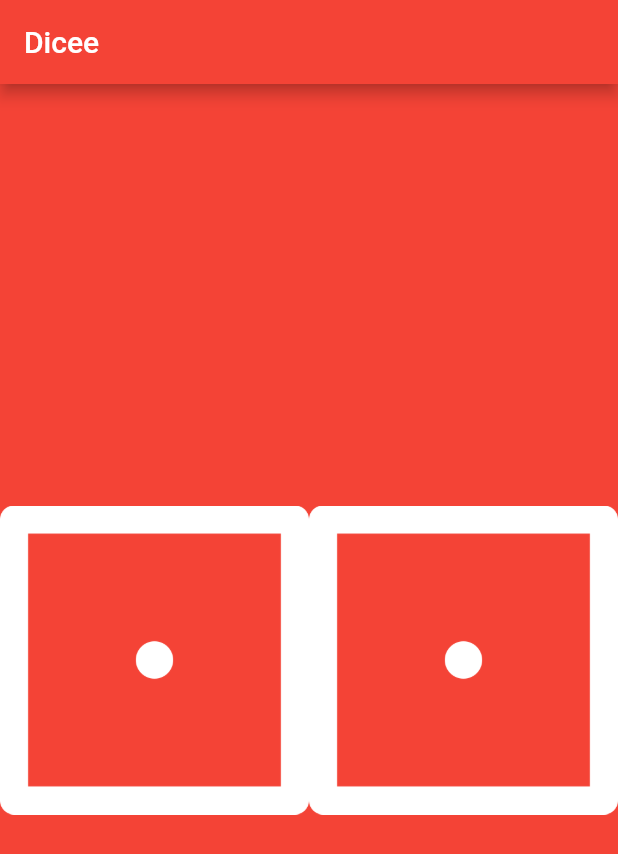
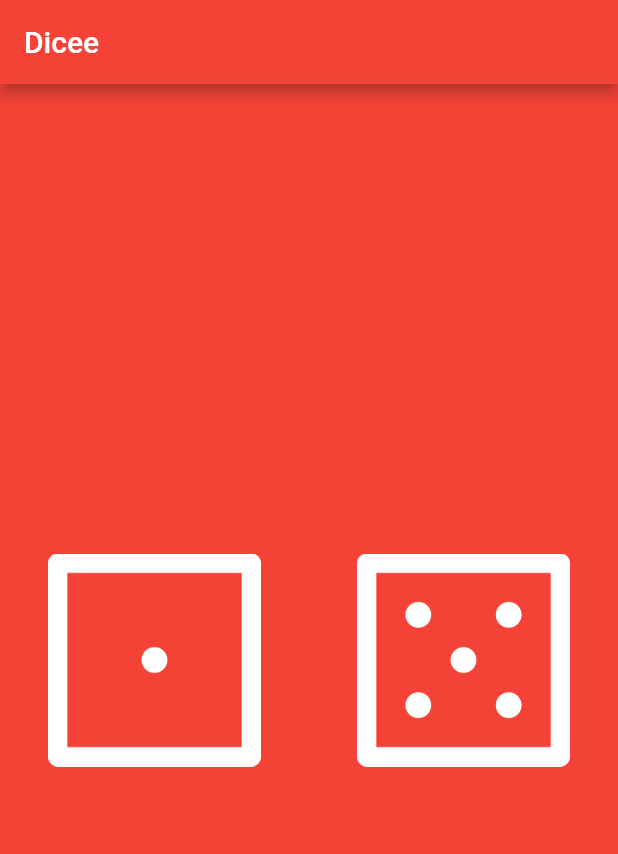
Before and after one commit to enutake/flutter_practice, a Flutter app: the screen it shows after launch, on a phone screen of 412 x 824 dp. Shown: the top 854 px of the screen. Run offline on Flutter 3.47's test engine with Material 2 defaults, Android fonts, the phone set to English and light mode, and no system bars.

Commit message:
feat: 変数で変動するボタンをつけた

```diff
--- a/dicee/dicee/lib/main.dart
+++ b/dicee/dicee/lib/main.dart
@@ -20,19 +20,35 @@ class MyApp extends StatelessWidget {
 }
 
 class DicePage extends StatelessWidget {
+
+  int leftDiceNumber  = 1;
+  int rightDiceNumber = 5;
+
   @override
   Widget build(BuildContext context) {
     return Center(
       child: Row(
         children: <Widget>[
           Expanded(
-            child: Image(
-              image: AssetImage('images/dice1.png'),
+            child: Padding(
+              padding: const EdgeInsets.all(16.0),
+              child: FlatButton(
+                onPressed: () {
+                  print('Left button got pressed.');
+                },
+                child: Image.asset('images/dice$leftDiceNumber.png')
+              ),
             ),
           ),
           Expanded(
-            child: Image(
-              image: AssetImage('images/dice1.png'),
+            child: Padding(
+              padding: const EdgeInsets.all(16.0),
+              child: FlatButton(
+                onPressed: () {
+                  print('Right button got pressed.');
+                },
+                child: Image.asset('images/dice$rightDiceNumber.png')
+              ),
             ),
           ),
         ]
--- a/dicee/dicee/pubspec.yaml
+++ b/dicee/dicee/pubspec.yaml
@@ -42,7 +42,7 @@ flutter:
 
   # To add assets to your application, add an assets section, like this:
   assets:
-    - images/dice1.png
+    - images/
 
   # An image asset can refer to one or more resolution-specific "variants", see
   # https://flutter.dev/assets-and-images/#resolution-aware.
```
